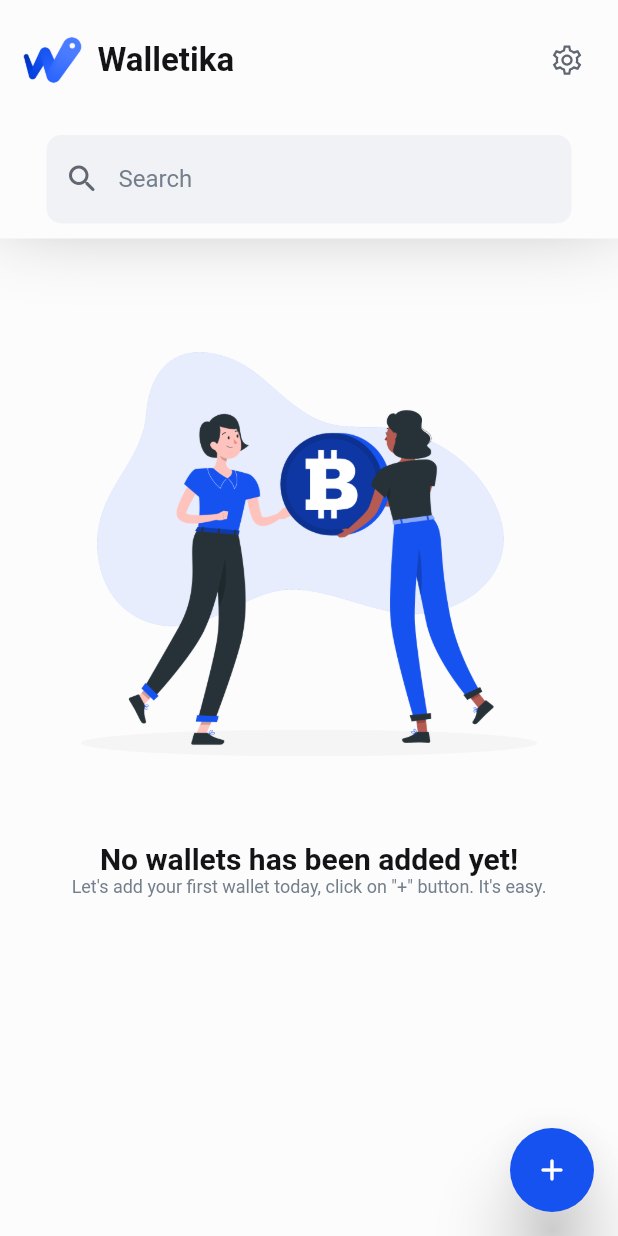
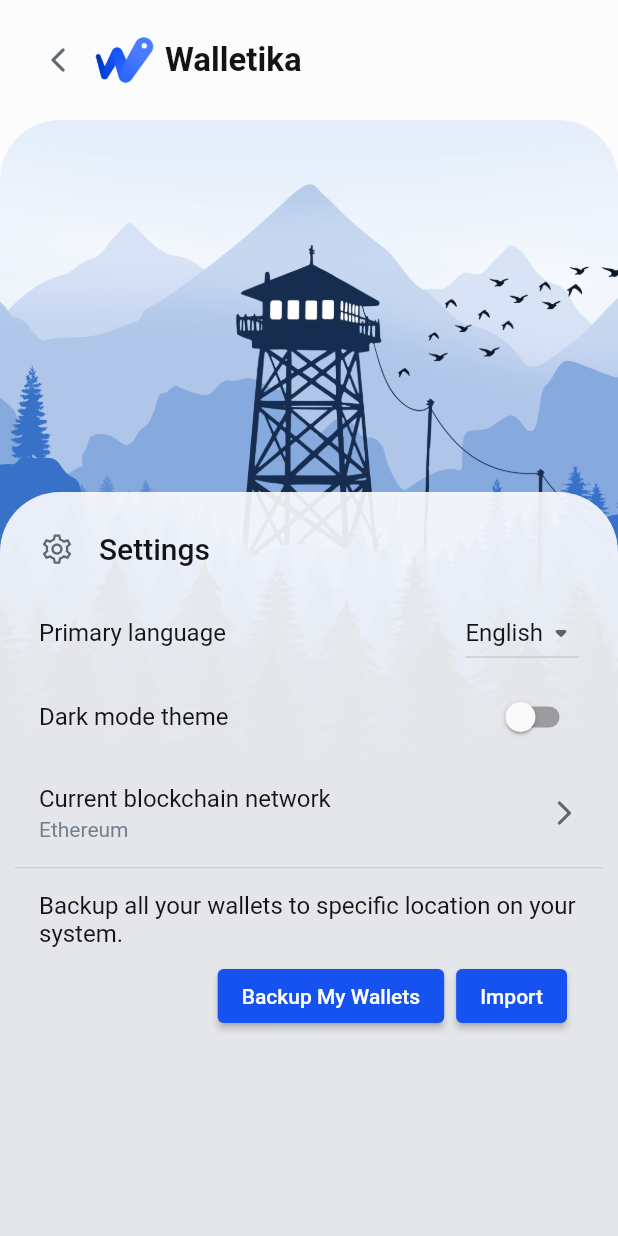
Before and after one commit to Walletika/walletika-app, a Flutter app: the screen it shows after launch, after a tap on an icon or button, on a phone screen of 412 x 824 dp. Run offline on Flutter 3.47's test engine with Material 2 defaults, Android fonts, the light colour scheme and no system bars; our stand-ins replace get, line_icons; missing offline and left inert: walletika_sdk, web3dart; Roboto replaces fonts that are missing (Segoe UI).

Commit message:
Added settings view

```diff
--- a/lib/main.dart
+++ b/lib/main.dart
@@ -4,6 +4,7 @@
 import 'controllers/dependencies.dart';
 import 'utils/constants.dart';
 import 'views/home/home.dart';
+import 'views/settings/settings.dart';
 import 'views/widgets/themes.dart';
 
 void main() {
@@ -13,7 +14,6 @@
 class WalletikaApp extends StatelessWidget {
   const WalletikaApp({super.key});
 
-  // This widget is the root of the application.
   @override
   Widget build(BuildContext context) {
     return GetMaterialApp(
@@ -27,6 +27,7 @@
       initialRoute: AppPages.home,
       getPages: [
         GetPage(name: AppPages.home, page: () => const HomeView()),
+        GetPage(name: AppPages.settings, page: () => const SettingsView()),
       ],
     );
   }
--- a/lib/utils/constants.dart
+++ b/lib/utils/constants.dart
@@ -51,10 +51,14 @@
 class AppImages {
   static const String logo = 'assets/logos/walletika.png';
   static const String coinIllustrations = 'assets/illustrations/coin.png';
+  static const String dayIllustrations = 'assets/illustrations/day.jpg';
+  static const String nightIllustrations = 'assets/illustrations/night.jpg';
 }
 
 class AppPages {
   static const String home = '/';
+  static const String settings = '/settings';
 
   static bool get isHome => Get.currentRoute == AppPages.home;
+  static bool get isSettings => Get.currentRoute == AppPages.settings;
 }
--- /dev/null
+++ b/lib/views/settings/body.dart
@@ -0,0 +1,128 @@
+import 'package:flutter/material.dart';
+import 'package:get/get.dart';
+import 'package:line_icons/line_icons.dart';
+
+import '../../utils/constants.dart';
+
+class SettingsBody extends StatelessWidget {
+  SettingsBody({super.key});
+
+  @override
+  Widget build(BuildContext context) {
+    return Stack(
+      fit: StackFit.expand,
+      children: [
+        // Wallpaper image
+        ClipRRect(
+          borderRadius: const BorderRadius.vertical(
+            top: Radius.circular(40.0),
+          ),
+          child: Image.asset(
+            AppImages.dayIllustrations,
+            filterQuality: FilterQuality.medium,
+            isAntiAlias: true,
+            fit: BoxFit.cover,
+          ),
+        ),
+        // Content
+        Column(
+          children: [
+            // Space to appear the wallpaper image
+            const Expanded(child: SizedBox()),
+            // Content body
+            Expanded(
+              flex: 2,
+              child: Container(
+                padding: const EdgeInsets.only(
+                  left: AppDecoration.padding,
+                  top: AppDecoration.padding,
+                  right: AppDecoration.padding,
+                ),
+                constraints: const BoxConstraints.expand(),
+                decoration: BoxDecoration(
+                  color: Theme.of(context).backgroundColor.withOpacity(0.9),
+                  borderRadius: const BorderRadius.vertical(
+                    top: Radius.circular(40.0),
+                  ),
+                ),
+                child: ListView(
+                  children: [
+                    ListTile(
+                      leading: const Icon(LineIcons.cog),
+                      horizontalTitleGap: 0,
+                      title: Text(
+                        "Settings".tr,
+                        style: Theme.of(context).textTheme.titleLarge,
+                      ),
+                    ),
+                    ListTile(
+                      title: Text("Primary language".tr),
+                      trailing: DropdownButton(
+                        icon: const Icon(Icons.arrow_drop_down_rounded),
+                        borderRadius: BorderRadius.circular(
+                          AppDecoration.radius,
+                        ),
+                        dropdownColor: Theme.of(context).backgroundColor,
+                        value: 'engligh',
+                        onChanged: (value) {},
+                        items: [
+                          DropdownMenuItem(
+                            child: Text("English".tr),
+                            value: 'engligh',
+                          ),
+                          DropdownMenuItem(
+                            child: Text("Arabic".tr),
+                            value: 'erabic',
+                          ),
+                        ],
+                      ),
+                    ),
+                    SwitchListTile.adaptive(
+                      title: Text("Dark mode theme".tr),
+                      value: false,
+                      onChanged: (value) {},
+                    ),
+                    ListTile(
+                      onTap: () {},
+                      title: Text("Current blockchain network".tr),
+                      subtitle: const Text("Ethereum"),
+                      trailing: const Icon(
+                        Icons.arrow_forward_ios_rounded,
+                        size: AppDecoration.iconSmallSize,
+                      ),
+                    ),
+                    const Divider(),
+                    ListTile(
+                      title: Text(
+                        "Backup all your wallets to specific location on your system."
+                            .tr,
+                      ),
+                      subtitle: ButtonBar(
+                        children: [
+                          ConstrainedBox(
+                            constraints: const BoxConstraints(minHeight: 35.0),
+                            child: ElevatedButton(
+                              onPressed: () {},
+                              child: Text("Backup My Wallets".tr),
+                            ),
+                          ),
+                          ConstrainedBox(
+                            constraints: const BoxConstraints(minHeight: 35.0),
+                            child: ElevatedButton(
+                              onPressed: () {},
+                              child: Text("Import".tr),
+                            ),
+                          ),
+                        ],
+                      ),
+                    ),
+                  ],
+                ),
+              ),
+            )
+          ],
+        ),
+      ],
+    );
+  }
+}
--- /dev/null
+++ b/lib/views/settings/settings.dart
@@ -0,0 +1,20 @@
+import 'package:flutter/material.dart';
+
+import '../widgets/header.dart';
+import 'body.dart';
+
+class SettingsView extends StatelessWidget {
+  const SettingsView({super.key});
+
+  @override
+  Widget build(BuildContext context) {
+    return Scaffold(
+      appBar: const PreferredSize(
+        preferredSize: Size.fromHeight(MainHeader.height),
+        child: MainHeader(),
+      ),
+      body: SettingsBody(),
+      resizeToAvoidBottomInset: false,
+    );
+  }
+}
--- a/lib/views/widgets/header.dart
+++ b/lib/views/widgets/header.dart
@@ -21,7 +21,7 @@
     return AppBar(
       toolbarHeight: height,
       backgroundColor: backgroundTransparent ? Colors.transparent : null,
-      leadingWidth: AppPages.isHome ? 60.0 : 100.0,
+      leadingWidth: AppPages.isHome ? 60.0 : 105.0,
       leading: Row(
         children: [
           horizontalSpace(15.0),
@@ -64,12 +64,14 @@
             )
           : zeroSpace(),
       actions: [
-        IconButton(
-          padding: EdgeInsets.zero,
-          tooltip: "Settings".tr,
-          onPressed: () {},
-          icon: const Icon(LineIcons.cog),
-        ),
+        AppPages.isSettings
+            ? zeroSpace()
+            : IconButton(
+                padding: EdgeInsets.zero,
+                tooltip: "Settings".tr,
+                onPressed: () => Get.toNamed(AppPages.settings),
+                icon: const Icon(LineIcons.cog),
+              ),
         horizontalSpace(),
       ],
     );
```
Also changed, not shown: assets/illustrations/day.jpg (added), assets/illustrations/night.jpg (added).
